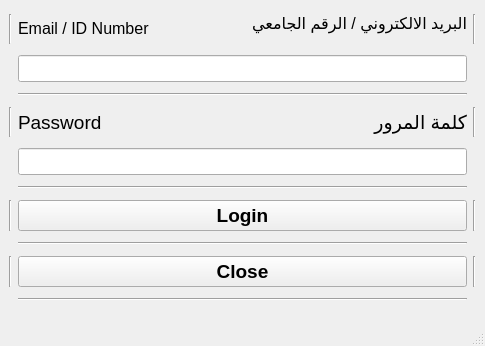
The window that GUI_MainApp.ui (nwaaf20050-netizen/EE202_Course_Project) describes before a commit, drawn with Qt 5.
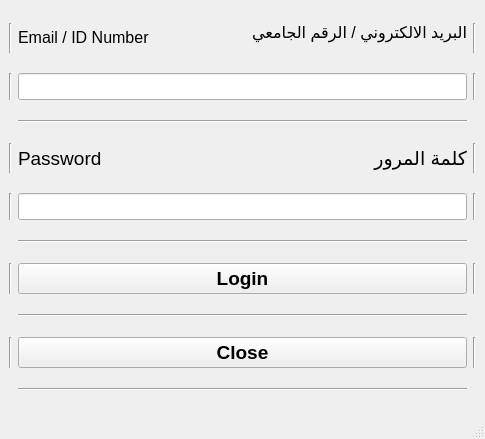
The same window after the commit.

Commit message:
Parenting Windows / Added Student Profile Page
-Added Student Profile Page to display sample information
-Parented the MainApp and added the student pages as childs to avoid any in future errors
-As a result of adding inheritance there will be no repeating of windows instances
-Over-rided the close button of the window to fully quit the app to avoid background instances
-minor gui changes

Diff of the .ui file:
```diff
--- a/GUI_MainApp.ui
+++ b/GUI_MainApp.ui
@@ -7,7 +7,7 @@
     <x>0</x>
     <y>0</y>
     <width>485</width>
-    <height>346</height>
+    <height>439</height>
    </rect>
   </property>
   <property name="windowTitle">
@@ -272,6 +272,34 @@
       </property>
      </widget>
     </item>
+    <item row="4" column="0">
+     <widget class="Line" name="line_13">
+      <property name="orientation">
+       <enum>Qt::Vertical</enum>
+      </property>
+     </widget>
+    </item>
+    <item row="1" column="0">
+     <widget class="Line" name="line_14">
+      <property name="orientation">
+       <enum>Qt::Vertical</enum>
+      </property>
+     </widget>
+    </item>
+    <item row="1" column="3">
+     <widget class="Line" name="line_15">
+      <property name="orientation">
+       <enum>Qt::Vertical</enum>
+      </property>
+     </widget>
+    </item>
+    <item row="4" column="3">
+     <widget class="Line" name="line_16">
+      <property name="orientation">
+       <enum>Qt::Vertical</enum>
+      </property>
+     </widget>
+    </item>
    </layout>
   </widget>
   <widget class="QStatusBar" name="statusbar"/>
```
The commit also changes 3 other files.
